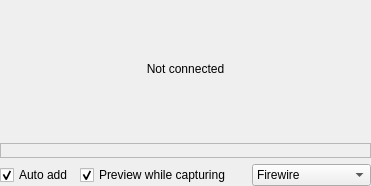
This is src/widgets/recmonitor_ui.ui in KDE/kdenlive as Qt 5 draws it before an edit. The edited form follows.
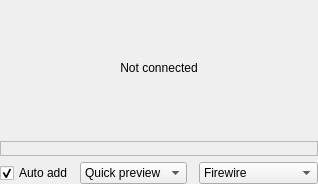
This is the edited form. Custom widgets are drawn as their Qt base class.

```diff
--- a/src/widgets/recmonitor_ui.ui
+++ b/src/widgets/recmonitor_ui.ui
@@ -6,8 +6,8 @@
    <rect>
     <x>0</x>
     <y>0</y>
-    <width>371</width>
-    <height>186</height>
+    <width>291</width>
+    <height>184</height>
    </rect>
   </property>
   <layout class="QGridLayout" name="gridLayout">
@@ -80,16 +80,6 @@
      </item>
     </widget>
    </item>
-   <item row="2" column="1">
-    <widget class="QCheckBox" name="enable_preview">
-     <property name="text">
-      <string>Preview while capturing</string>
-     </property>
-     <property name="checked">
-      <bool>true</bool>
-     </property>
-    </widget>
-   </item>
    <item row="2" column="2">
     <spacer name="horizontalSpacer">
      <property name="orientation">
@@ -103,6 +93,25 @@
      </property>
     </spacer>
    </item>
+   <item row="2" column="1">
+    <widget class="QComboBox" name="recording_preview">
+     <item>
+      <property name="text">
+       <string>Quick preview</string>
+      </property>
+     </item>
+     <item>
+      <property name="text">
+       <string>Full preview</string>
+      </property>
+     </item>
+     <item>
+      <property name="text">
+       <string>No preview</string>
+      </property>
+     </item>
+    </widget>
+   </item>
   </layout>
  </widget>
  <customwidgets>
```
